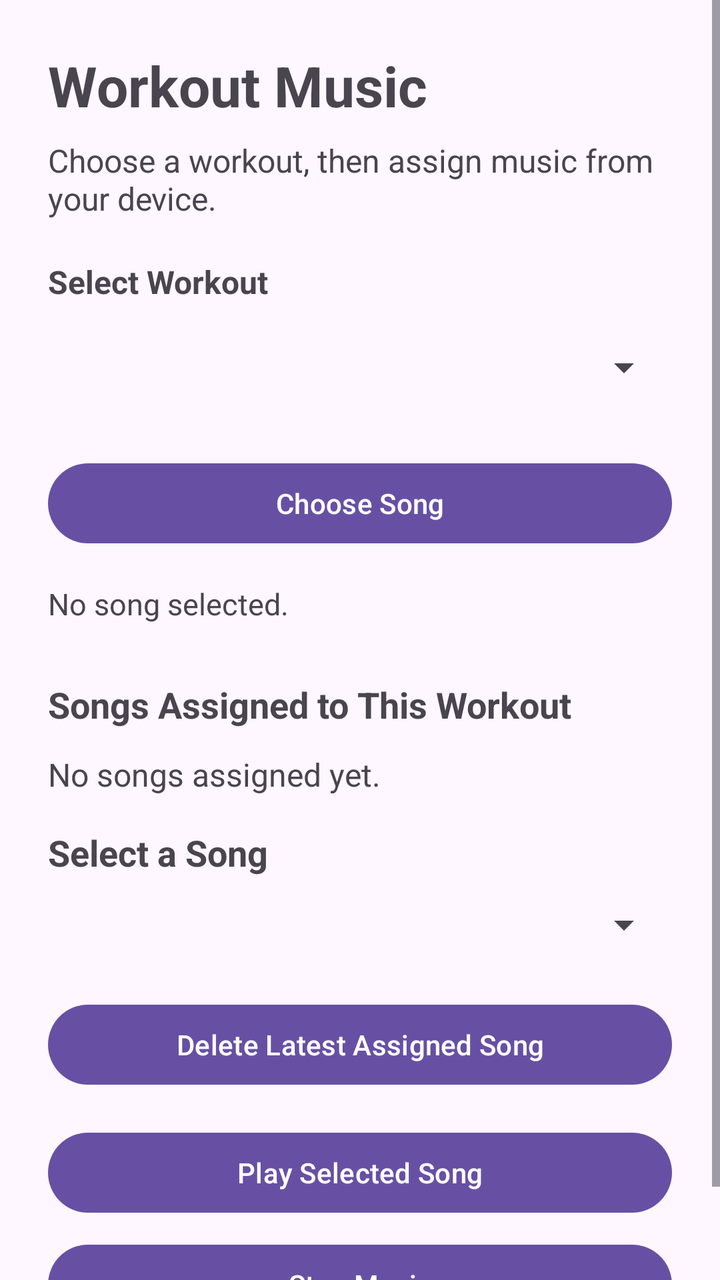
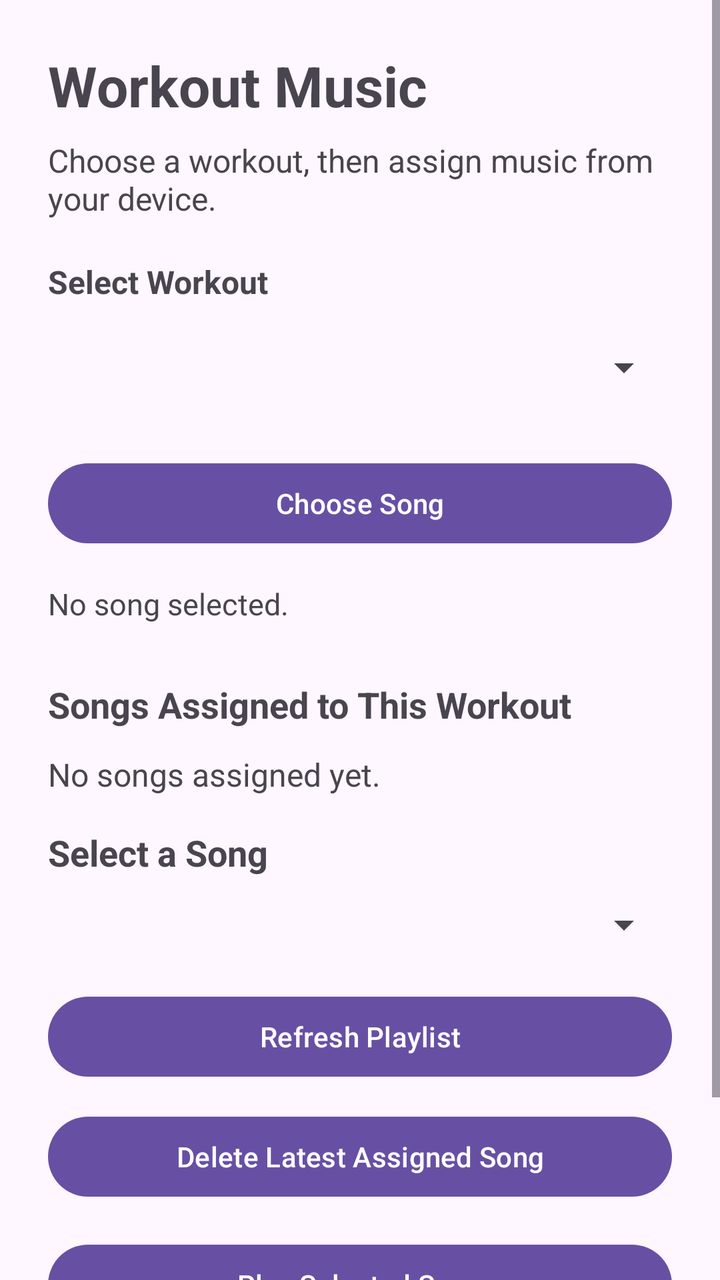

Screens rendered from an Android XML layout before and after an edit, with the pre-edit source and the edit as a unified diff.
<!-- AndroidManifest.xml: application theme Theme.GymTrackerPro -->
<!-- res/layout/activity_workout_music.xml -->
<?xml version="1.0" encoding="utf-8"?>
<ScrollView xmlns:android="http://schemas.android.com/apk/res/android"
    android:layout_width="match_parent"
    android:layout_height="match_parent"
    android:fillViewport="true">

    <LinearLayout
        android:layout_width="match_parent"
        android:layout_height="wrap_content"
        android:orientation="vertical"
        android:padding="24dp">

        <TextView
            android:layout_width="match_parent"
            android:layout_height="wrap_content"
            android:text="Workout Music"
            android:textSize="28sp"
            android:textStyle="bold"
            android:paddingBottom="8dp" />

        <TextView
            android:layout_width="match_parent"
            android:layout_height="wrap_content"
            android:text="Choose a workout, then assign music from your device."
            android:textSize="16sp"
            android:paddingBottom="20dp" />

        <TextView
            android:layout_width="match_parent"
            android:layout_height="wrap_content"
            android:text="Select Workout"
            android:textStyle="bold"
            android:textSize="16sp"
            android:paddingBottom="8dp" />

        <Spinner
            android:id="@+id/spinnerWorkouts"
            android:layout_width="match_parent"
            android:layout_height="wrap_content"
            android:minHeight="48dp" />

        <Button
            android:id="@+id/buttonChooseSong"
            android:layout_width="match_parent"
            android:layout_height="wrap_content"
            android:layout_marginTop="20dp"
            android:text="Choose Song" />

        <TextView
            android:id="@+id/textSelectedSong"
            android:layout_width="match_parent"
            android:layout_height="wrap_content"
            android:layout_marginTop="16dp"
            android:text="No song selected."
            android:textSize="15sp" />

        <TextView
            android:layout_width="match_parent"
            android:layout_height="wrap_content"
            android:layout_marginTop="28dp"
            android:text="Songs Assigned to This Workout"
            android:textSize="18sp"
            android:textStyle="bold" />

        <TextView
            android:id="@+id/textAssignedSongs"
            android:layout_width="match_parent"
            android:layout_height="wrap_content"
            android:layout_marginTop="12dp"
            android:text="No songs assigned yet."
            android:textSize="16sp" />


        <TextView
            android:layout_width="match_parent"
            android:layout_height="wrap_content"
            android:layout_marginTop="16dp"
            android:text="Select a Song"
            android:textSize="18sp"
            android:textStyle="bold" />

        <Spinner
            android:id="@+id/spinnerSongs"
            android:layout_width="match_parent"
            android:layout_height="wrap_content"
            android:minHeight="48dp" />



        <Button
            android:id="@+id/buttonDeleteSong"
            android:layout_width="match_parent"
            android:layout_height="wrap_content"
            android:layout_marginTop="12dp"
            android:text="Delete Latest Assigned Song" />



        <Button
            android:id="@+id/buttonPlaySong"
            android:layout_width="match_parent"
            android:layout_height="wrap_content"
            android:layout_marginTop="16dp"
            android:text="Play Selected Song" />

        <Button
            android:id="@+id/buttonStopSong"
            android:layout_width="match_parent"
            android:layout_height="wrap_content"
            android:layout_marginTop="8dp"
            android:text="Stop Music" />


    </LinearLayout>

</ScrollView>
<!-- resources referenced by this layout -->
<resources>
  <style name="Theme.GymTrackerPro" parent="Base.Theme.GymTrackerPro" />
  <style name="Base.Theme.GymTrackerPro" parent="Theme.Material3.DayNight.NoActionBar">
          
          
      </style>
</resources>

<!-- the commit's change to res/layout/activity_workout_music.xml (unified diff, before → after) -->
@@ -86,6 +86,13 @@
             android:minHeight="48dp" />
 
 
+        <Button
+            android:id="@+id/buttonRefreshSongs"
+            android:layout_width="match_parent"
+            android:layout_height="wrap_content"
+            android:layout_marginTop="8dp"
+            android:text="Refresh Playlist" />
+
 
         <Button
             android:id="@+id/buttonDeleteSong"
